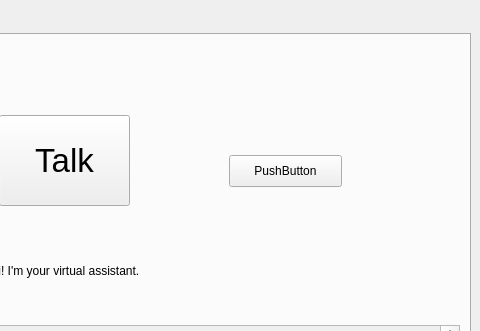
The window that UI/MainWindow.ui (ashwinpilgaonkar/Flick) describes before a commit, drawn with Qt 5; both pictures show x 362 to 842 and y 0 to 331 of the 842 by 603 pixel window.
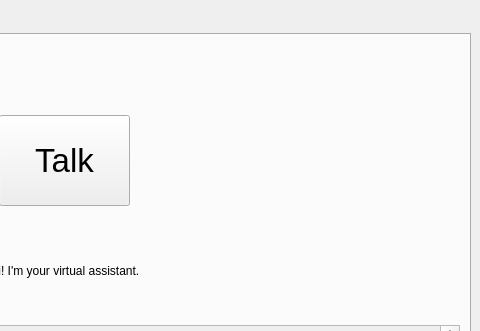
The same window after the commit.

What changed in the file:
```diff
--- a/UI/MainWindow.ui
+++ b/UI/MainWindow.ui
@@ -242,19 +242,6 @@
          </widget>
         </widget>
        </widget>
-       <widget class="QPushButton" name="pushButton">
-        <property name="geometry">
-         <rect>
-          <x>580</x>
-          <y>120</y>
-          <width>113</width>
-          <height>32</height>
-         </rect>
-        </property>
-        <property name="text">
-         <string>PushButton</string>
-        </property>
-       </widget>
       </widget>
      </widget>
     </item>
```
